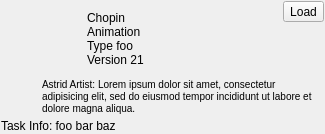
Before: the Qt Designer form resources/publishdetail.ui in shotgunsoftware/tk-multi-loader2, drawn with Qt 5.
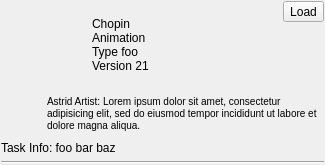
After: the same form once the commit is applied. Icons and pictures are not drawn.

```diff
--- a/resources/publishdetail.ui
+++ b/resources/publishdetail.ui
@@ -7,16 +7,19 @@
     <x>0</x>
     <y>0</y>
     <width>325</width>
-    <height>134</height>
+    <height>165</height>
    </rect>
   </property>
+  <property name="sizePolicy">
+   <sizepolicy hsizetype="Preferred" vsizetype="Maximum">
+    <horstretch>0</horstretch>
+    <verstretch>0</verstretch>
+   </sizepolicy>
+  </property>
   <property name="windowTitle">
    <string>Form</string>
   </property>
   <layout class="QVBoxLayout" name="verticalLayout_2">
-   <property name="spacing">
-    <number>1</number>
-   </property>
    <property name="margin">
     <number>1</number>
    </property>
@@ -178,6 +181,13 @@
      </property>
     </widget>
    </item>
+   <item>
+    <widget class="Line" name="line">
+     <property name="orientation">
+      <enum>Qt::Horizontal</enum>
+     </property>
+    </widget>
+   </item>
   </layout>
  </widget>
  <resources>
```
